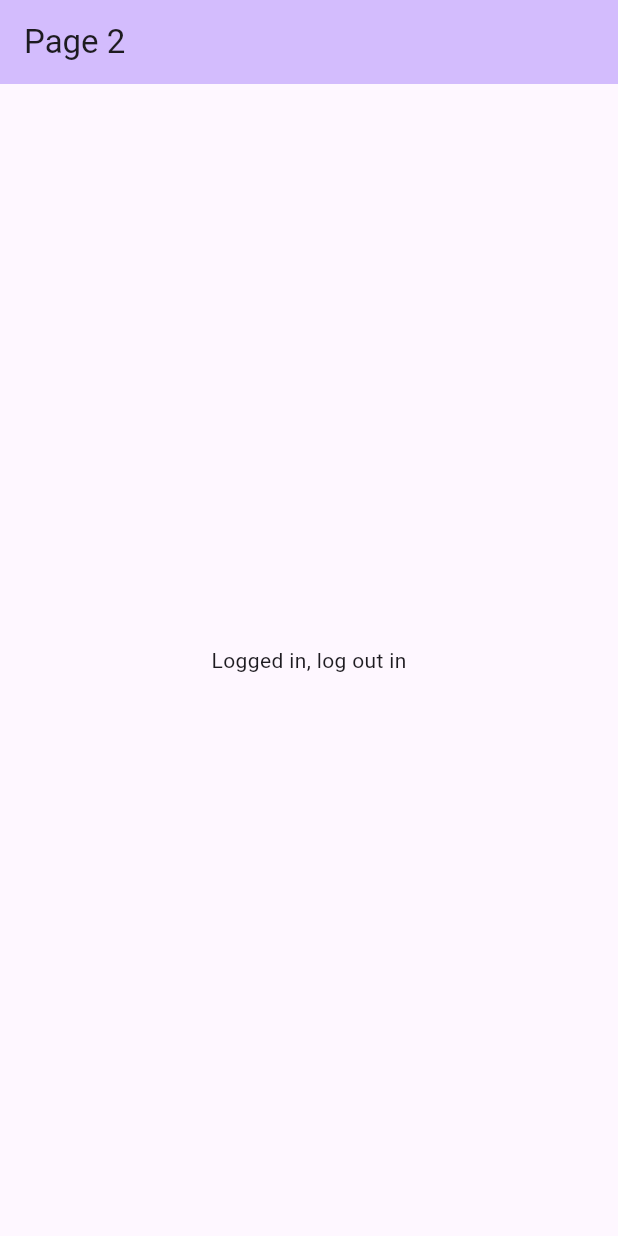
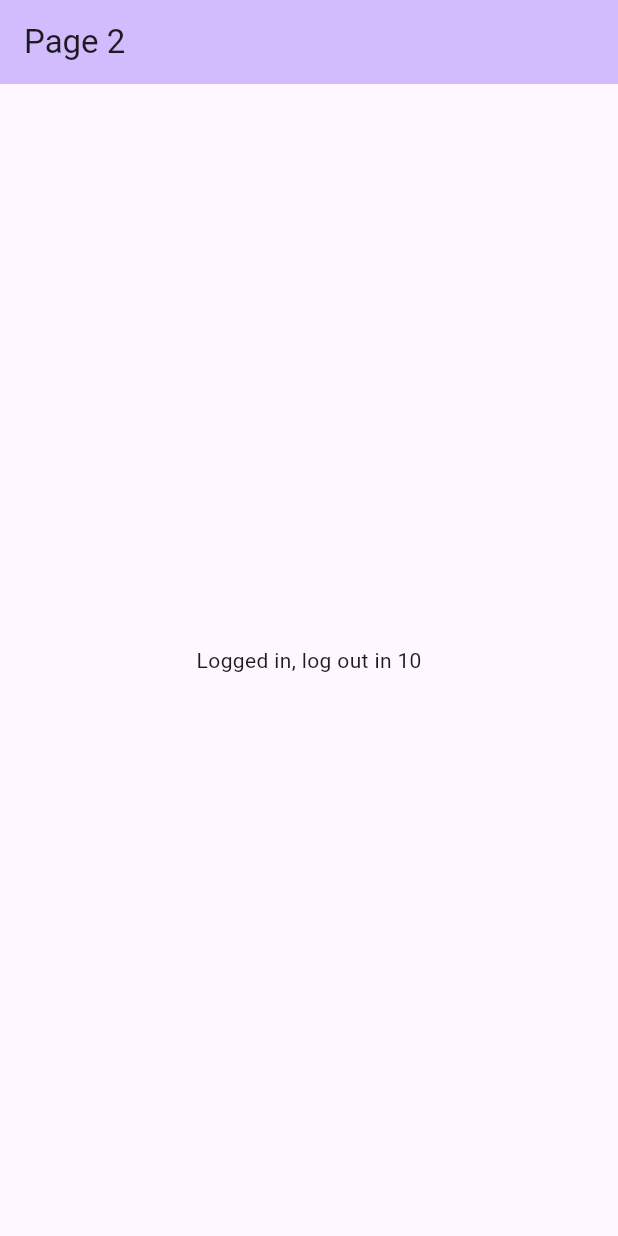
Before and after one commit to ThatSaxyDev/helper, a Flutter app: the Page2 screen opened directly, on a phone screen of 412 x 824 dp. Run offline on Flutter 3.47's test engine with Material 2 defaults, Android fonts, the phone set to English and light mode, and no system bars; our stand-ins replace flutter_riverpod.

Commit message:
added a timer

```diff
--- a/lib/main.dart
+++ b/lib/main.dart
@@ -62,12 +62,13 @@ class Page2 extends ConsumerWidget {
 
   @override
   Widget build(BuildContext context, WidgetRef ref) {
+    int timerState = ref.watch(appSessionServiceProvider);
     return Scaffold(
       appBar: AppBar(
         backgroundColor: Theme.of(context).colorScheme.inversePrimary,
         title: const Text('Page 2'),
       ),
-      body: const Center(child: Text('Logged in, log out in')),
+      body: Center(child: Text('Logged in, log out in ${(10 - timerState)}')),
     );
   }
 }
```
